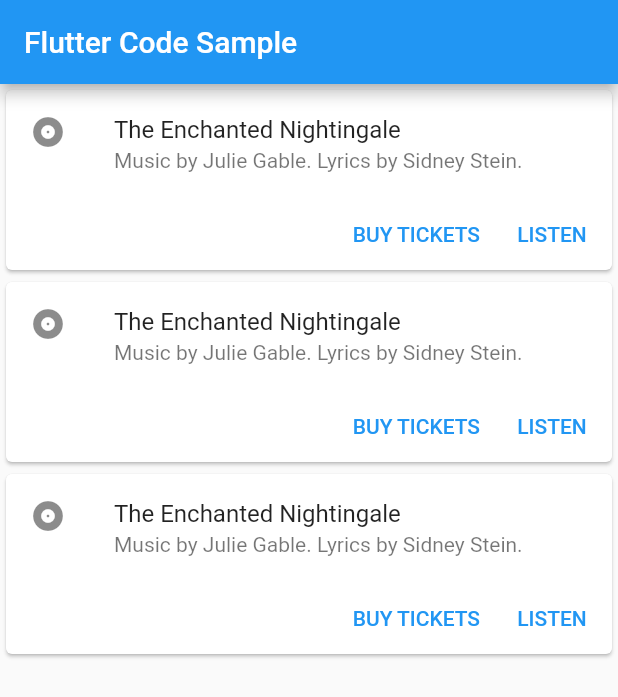
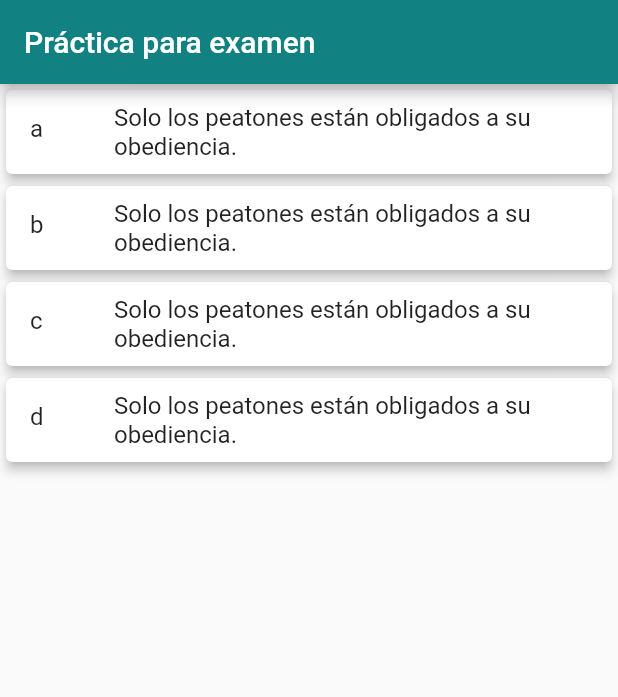
Before and after one commit to edalvb/edmar, a Flutter app: the screen it shows after launch, on a phone screen of 412 x 824 dp. Shown: the top 697 px of the screen. Run offline on Flutter 3.47's test engine with Material 2 defaults, Android fonts, the light colour scheme and no system bars.

Commit message:
subida de app

```diff
--- /dev/null
+++ b/lib/components/alternativa.dart
@@ -0,0 +1,58 @@
+import 'package:flutter/material.dart';
+
+class Alternativa extends StatefulWidget {
+  Alternativa(this.letra, this.pregunta, {Key? key}) : super(key: key);
+  String letra, pregunta;
+
+  @override
+  _AlternativaState createState() => _AlternativaState(letra, pregunta);
+}
+
+class _AlternativaState extends State<Alternativa> {
+  _AlternativaState(this.letra, this.pregunta);
+
+  String letra, pregunta;
+
+  double elevation = 3;
+  Color scolor = Colors.black;
+  double border = 4.0;
+
+  @override
+  Widget build(BuildContext context) {
+    return Card(
+      elevation: elevation,
+      shape:
+          RoundedRectangleBorder(borderRadius: BorderRadius.circular(border)),
+      child: InkWell(
+        borderRadius: BorderRadius.circular(border),
+        highlightColor:
+            Color.fromRGBO(scolor.red, scolor.green, scolor.blue, .3),
+        child: GestureDetector(
+          child: ListTile(
+            leading: Text(
+              this.letra,
+              style: TextStyle(fontSize: 16),
+            ),
+            title: Text(
+              this.pregunta,
+              // style: TextStyle(fontSize: 16),
+            ),
+          ),
+          onTapUp: (TapUpDetails) {
+            setState(() {
+              elevation = 3;
+              scolor = Colors.black;
+            });
+          },
+          onTapDown: (TapDownDetails) {
+            setState(() {
+              elevation = 1;
+              scolor = Color.fromRGBO(18, 129, 129, 1);
+            });
+          },
+        ),
+        onTap: () {},
+      ),
+    );
+  }
+}
--- a/lib/main.dart
+++ b/lib/main.dart
@@ -1,9 +1,5 @@
-/// Flutter code sample for Card
-
-// This sample shows creation of a [Card] widget that shows album information
-// and two actions.
-
 import 'package:flutter/material.dart';
+import 'package:edmar/components/alternativa.dart';
 
 void main() => runApp(const MyApp());
 
@@ -11,11 +7,16 @@ void main() => runApp(const MyApp());
 class MyApp extends StatelessWidget {
   const MyApp({Key? key}) : super(key: key);
 
-  static const String _title = 'Flutter Code Sample';
+  static const String _title = 'Práctica para examen';
+
+  static const Color pcolor = Color.fromRGBO(18, 129, 129, 1);
 
   @override
   Widget build(BuildContext context) {
     return MaterialApp(
+      theme: ThemeData(
+        primaryColor: pcolor,
+      ),
       title: _title,
       home: Scaffold(
         appBar: AppBar(title: const Text(_title)),
@@ -28,7 +29,6 @@ class MyApp extends StatelessWidget {
   }
 }
 
-/// This is the stateless widget that the main application instantiates.
 class MyStatelessWidget extends StatefulWidget {
   const MyStatelessWidget({Key? key}) : super(key: key);
 
@@ -36,101 +36,96 @@ class MyStatelessWidget extends StatefulWidget {
   _MyStatelessWidgetState createState() => _MyStatelessWidgetState();
 }
 
+
+List<Object> algo1() {
+  return [
+    [
+      "Respecto de los dispositivos de control o regulación del tránsito",
+      "url_imagen",
+      1,
+      [
+        "Solo los peatones están obligados a su obediencia.",
+        "Los conductores y los peatones están obligados a su obediencia, salvo instrucción de la Policía Nacional del Perú asignada al tránsito que indique lo contrario.",
+        "Solo los conductores están obligados a su obediencia.",
+        "Los conductores están obligados a su obediencia, aun cuando la Policía Nacional del Perú asignada al tránsito pueda indicar lo contrario."
+      ]
+    ],
+    [
+      "La señal vertical reglamentaria R-6 “prohibido voltear a la izquierda”, significa que:",
+      "url_imagen",
+      0,
+      [
+        "Está prohibido voltear a la izquierda y, por lo tanto también está prohibido el giro en U.",
+        "Está prohibido voltear a la izquierda, sin embargo, está permitido el giro en U.",
+        "El único sentido de desplazamiento es continuar de frente.",
+        "Ninguna de las alternativas es correcta."
+      ]
+    ]
+  ];
+}
+
+Map<int, Map<String, Map<Object, String>>> algo() {
+  return {
+    0: {
+      "pregunta": {
+        "pregunta":
+            "Respecto de los dispositivos de control o regulación del tránsito",
+        "urlimage": ""
+      },
+      "alternativa": {
+        0: "Solo los peatones están obligados a su obediencia.",
+        1: "Los conductores y los peatones están obligados a su obediencia, salvo instrucción de la Policía Nacional del Perú asignada al tránsito que indique lo contrario.",
+        2: "Solo los conductores están obligados a su obediencia.",
+        3: "Los conductores están obligados a su obediencia, aun cuando la Policía Nacional del Perú asignada al tránsito pueda indicar lo contrario."
+      }
+    }
+  };
+}
+
+String letra(int numero) {
+  var abc = [
+    "a",
+    "b",
+    "c",
+    "d",
+    "e",
+    "f",
+    "g",
+    "h",
+    "i",
+    "j",
+    "k",
+    "l",
+    "m",
+    "n",
+    "o",
+    "p",
+    "q",
+    "r",
+    "s",
+    "t",
+    "u",
+    "v",
+    "w",
+    "x",
+    "y",
+    "z"
+  ];
+  return abc[numero];
+}
+
 class _MyStatelessWidgetState extends State<MyStatelessWidget> {
   @override
   Widget build(BuildContext context) {
-    return Column(
-      children: [mycard(), mycard(), mycard()],
-    );
-  }
-
-  Widget card() {
-    Color mycolor = Colors.white;
-    return Card(
-      color: mycolor,
-      child: Column(
-        mainAxisSize: MainAxisSize.min,
-        children: <Widget>[
-          const ListTile(
-            leading: Icon(Icons.album),
-            title: Text('The Enchanted Nightingale'),
-            subtitle: Text('Music by Julie Gable. Lyrics by Sidney Stein.'),
-          ),
-          Row(
-            mainAxisAlignment: MainAxisAlignment.end,
-            children: <Widget>[
-              TextButton(
-                child: const Text('BUY TICKETS'),
-                onPressed: () {
-                  mycolor = Colors.yellow;
-                  setState(() {
-                    mycolor = Colors.yellow;
-                    print("hola");
-                  });
-                },
-              ),
-              const SizedBox(width: 8),
-              TextButton(
-                child: const Text('LISTEN'),
-                onPressed: () {/* ... */},
-              ),
-              const SizedBox(width: 8),
-            ],
-          ),
+    return ListView(
+        // children: [Alternativa(letra(0), algo()[0]["alternativa"][0]],
+        children: [
+          Alternativa("a", "Solo los peatones están obligados a su obediencia."),
+          Alternativa("b", "Solo los peatones están obligados a su obediencia."),
+          Alternativa("c", "Solo los peatones están obligados a su obediencia."),
+          Alternativa("d", "Solo los peatones están obligados a su obediencia.")
         ],
-      ),
-    );
-  }
-}
-
-class mycard extends StatefulWidget {
-  const mycard({Key? key}) : super(key: key);
-
-  @override
-  _mycardState createState() => _mycardState();
-}
-
-class _mycardState extends State<mycard> {
-  Color mycolor = Colors.white;
-
-  @override
-  Widget build(BuildContext context) {
-    return Card(
-      color: mycolor,
-      child: InkWell(
-        onTap: (){
-          setState(() {
-            mycolor =
-            mycolor == Colors.yellow ? Colors.white : Colors.yellow;
-          });
-        },
-        child: Column(
-          mainAxisSize: MainAxisSize.min,
-          children: <Widget>[
-            const ListTile(
-              leading: Icon(Icons.album),
-              title: Text('The Enchanted Nightingale'),
-              subtitle: Text('Music by Julie Gable. Lyrics by Sidney Stein.'),
-            ),
-            Row(
-              mainAxisAlignment: MainAxisAlignment.end,
-              children: <Widget>[
-                TextButton(
-                  child: const Text('BUY TICKETS'),
-                  onPressed: () {},
-                ),
-                const SizedBox(width: 8),
-                TextButton(
-                  child: const Text('LISTEN'),
-                  onPressed: () {/* ... */},
-                ),
-                const SizedBox(width: 8),
-              ],
-            ),
-          ],
-        ),
-      ),
-    );
+        );
   }
 }
 
```
Also changed, not shown: pubspec.lock.
